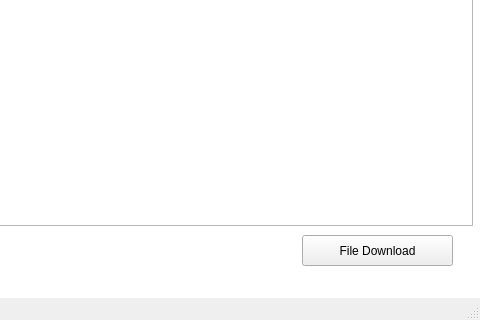
This is app/gui/UI/ui_1.ui in CSID-DGU/2023-1-CECD3-Sugar-4 as Qt 5 draws it before an edit; both pictures show x 348 to 828 and y 195 to 515 of the 828 by 515 pixel window. The edited form follows.
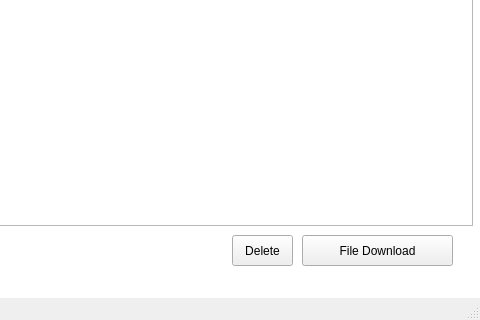
This is the edited form.

Commit message: ui: message box 추가 및 delete 추가

```diff
--- a/app/gui/UI/ui_1.ui
+++ b/app/gui/UI/ui_1.ui
@@ -191,6 +191,19 @@
      <string/>
     </property>
    </widget>
+   <widget class="QPushButton" name="pushButton_5">
+    <property name="geometry">
+     <rect>
+      <x>580</x>
+      <y>430</y>
+      <width>61</width>
+      <height>31</height>
+     </rect>
+    </property>
+    <property name="text">
+     <string>Delete</string>
+    </property>
+   </widget>
   </widget>
   <widget class="QMenuBar" name="menubar">
    <property name="geometry">
```
The commit also changes 5 other files.
